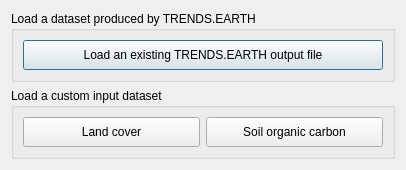
First picture: the form in LDMP/gui/DlgLoadData.ui, repository ConservationInternational/trends.earth, before the edit.
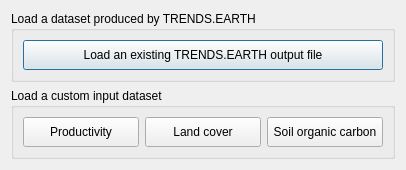
Second picture: the form after the edit.

Commit message: Update load data dialogs.

Diff of the .ui file:
```diff
--- a/LDMP/gui/DlgLoadData.ui
+++ b/LDMP/gui/DlgLoadData.ui
@@ -63,6 +63,19 @@
       <string>Load a custom input dataset</string>
      </property>
      <layout class="QHBoxLayout" name="horizontalLayout">
+      <item>
+       <widget class="QPushButton" name="btn_prod">
+        <property name="minimumSize">
+         <size>
+          <width>0</width>
+          <height>30</height>
+         </size>
+        </property>
+        <property name="text">
+         <string>Productivity</string>
+        </property>
+       </widget>
+      </item>
       <item>
        <widget class="QPushButton" name="btn_lc">
         <property name="minimumSize">
```
The commit also changes 2 other files.
